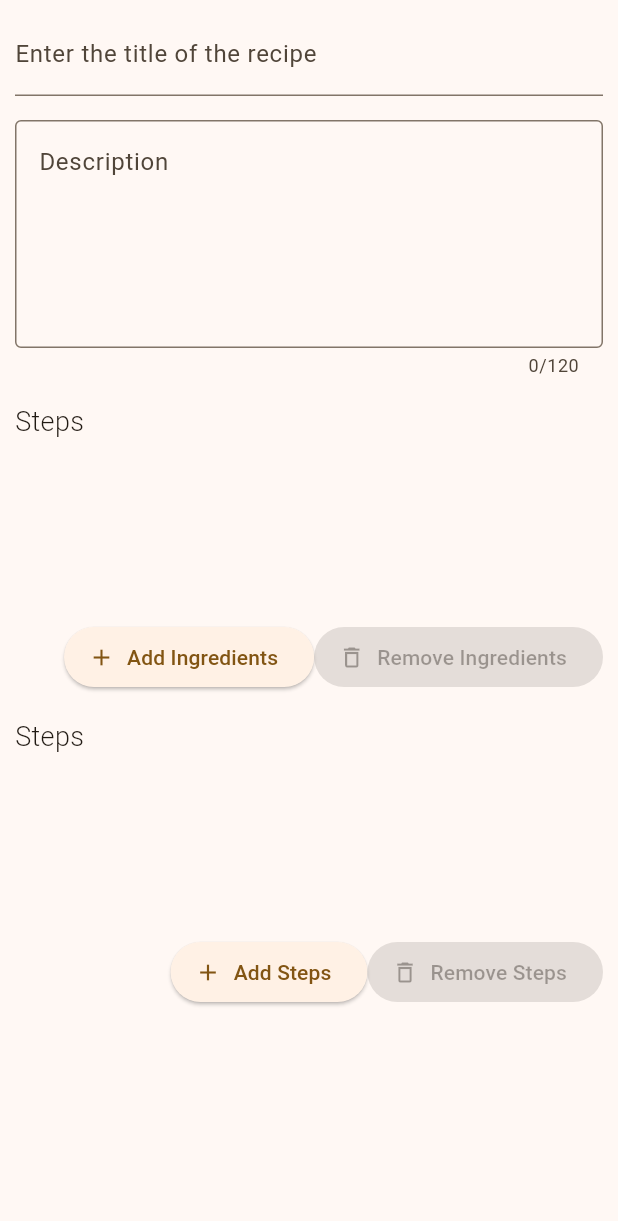
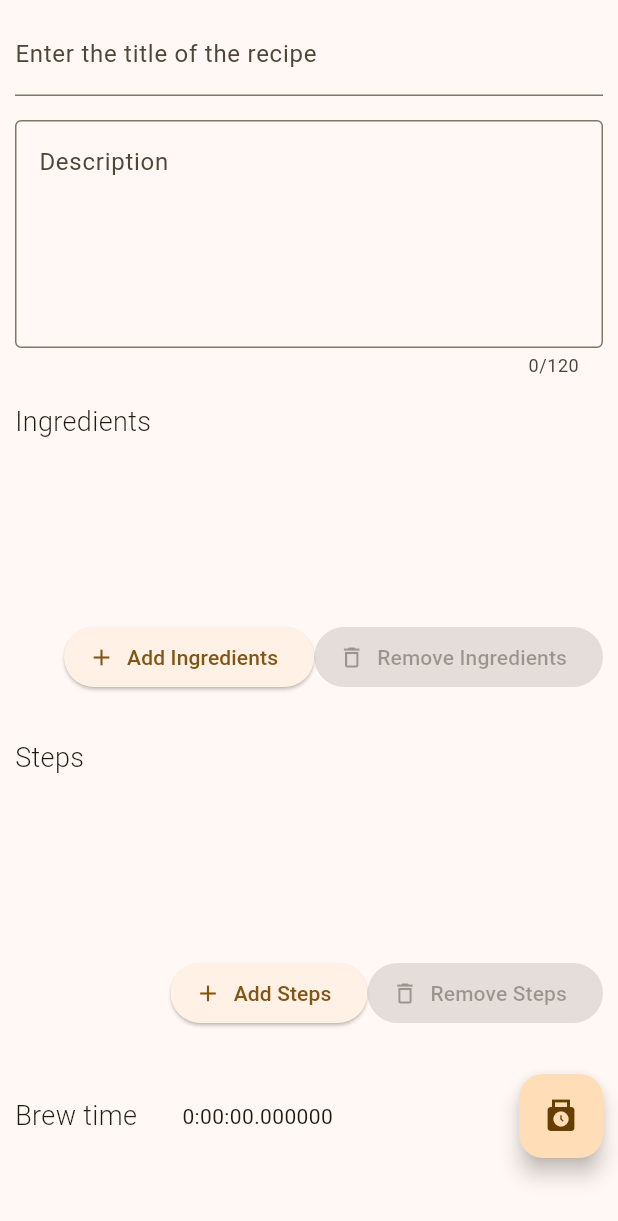
Before and after one commit to Pflipper55/CoffeeNote, a Flutter app: the AddPage widget shown alone on an empty page, opened directly, on a phone screen of 412 x 824 dp. Shown: the top 1221 px of the screen. Run offline on Flutter 3.47's test engine with Material 3 defaults, Android fonts, the light colour scheme and no system bars; our stand-ins replace flutter_riverpod, riverpod_annotation; missing offline and left inert: const_date_time, duration_picker.

Commit message:
Refacotr & brewtime

```diff
--- a/coffee_note/lib/models/recipes/recipe_add_form_state.dart
+++ b/coffee_note/lib/models/recipes/recipe_add_form_state.dart
@@ -6,7 +6,7 @@ class RecipeAddFormState {
   String description;
   List<Ingredient> ingredients;
   List<RecipeStep> steps;
-  int brewTime;
+  Duration brewTime;
   double brewTemperature;
   String notes;
 
@@ -15,7 +15,7 @@ class RecipeAddFormState {
     this.description = '',
     this.ingredients = const [],
     this.steps = const [],
-    this.brewTime = 0,
+    this.brewTime = const Duration(),
     this.brewTemperature = 0.0,
     this.notes = '',
   });
@@ -25,7 +25,7 @@ class RecipeAddFormState {
     String? description,
     List<Ingredient>? ingredients,
     List<RecipeStep>? steps,
-    int? brewTime,
+    Duration? brewTime,
     double? brewTemperature,
     String? notes,
   }) {
--- a/coffee_note/lib/models/recipes/recipe_note.dart
+++ b/coffee_note/lib/models/recipes/recipe_note.dart
@@ -8,7 +8,7 @@ class RecipeNote {
   final String description;
   final List<Ingredient> ingredients;
   final List<RecipeStep> steps;
-  final DateTime brewTime;
+  final Duration brewTime;
   final double brewTemperature; // In Celcius
   final String notes;
   final DateTime createdAt;
@@ -20,7 +20,7 @@ class RecipeNote {
     this.description = '',
     this.ingredients = const [],
     this.steps = const [],
-    this.brewTime = const ConstDateTime(0),
+    this.brewTime = const Duration(),
     this.brewTemperature = 0.0,
     this.notes = '',
     required this.createdAt,
--- a/coffee_note/lib/pages/add_page.dart
+++ b/coffee_note/lib/pages/add_page.dart
@@ -1,16 +1,17 @@
-import 'package:coffee_note/misc/modals/ingredients/add_ingredient_modal.dart';
-import 'package:coffee_note/misc/modals/ingredients/remove_ingredient_modal.dart';
-import 'package:coffee_note/misc/modals/ingredients/update_ingredient_modal.dart';
-import 'package:coffee_note/misc/modals/recipe_steps/add_recipe_steps_modal.dart';
-import 'package:coffee_note/misc/modals/recipe_steps/remove_recipe_steps_modal.dart';
-import 'package:coffee_note/misc/modals/recipe_steps/update_recipe_steps_modal.dart';
-import 'package:coffee_note/misc/widgets/form_list_widget.dart';
+import 'package:coffee_note/widgets/modals/ingredients/add_ingredient_modal.dart';
+import 'package:coffee_note/widgets/modals/ingredients/remove_ingredient_modal.dart';
+import 'package:coffee_note/widgets/modals/ingredients/update_ingredient_modal.dart';
+import 'package:coffee_note/widgets/modals/recipe_steps/add_recipe_steps_modal.dart';
+import 'package:coffee_note/widgets/modals/recipe_steps/remove_recipe_steps_modal.dart';
+import 'package:coffee_note/widgets/modals/recipe_steps/update_recipe_steps_modal.dart';
+import 'package:coffee_note/widgets/misc/form_list_widget.dart';
 import 'package:coffee_note/models/ingredients/ingredient.dart';
 import 'package:coffee_note/models/ingredients/ingredient_units.dart';
 import 'package:coffee_note/models/misc/form_list_model.dart';
 import 'package:coffee_note/models/recipes/recipe_add_form_state.dart';
 import 'package:coffee_note/models/steps/recipe_step.dart';
 import 'package:coffee_note/providers/recipe_add_form_state_provider.dart';
+import 'package:duration_picker/duration_picker.dart';
 import 'package:flutter/material.dart';
 import 'package:flutter_riverpod/flutter_riverpod.dart';
 
@@ -23,19 +24,20 @@ class _AddPageState extends ConsumerState<AddPage> {
   RecipeAddFormState state = RecipeAddFormState();
   final _formKey = GlobalKey<FormState>();
 
-  final titleController = TextEditingController();
-  final descriptionController = TextEditingController();
+  final _titleController = TextEditingController();
+  final _descriptionController = TextEditingController();
 
-  late FormListModel<Ingredient> formListIngredients;
-  late FormListModel<RecipeStep> formListSteps;
+  late FormListModel<Ingredient> _formListIngredients;
+  late FormListModel<RecipeStep> _formListSteps;
 
   @override
   Widget build(BuildContext context) {
     state = ref.watch(recipeIngredientNotifierProvider);
-    titleController.text = state.title;
-    descriptionController.text = state.description;
+    _titleController.text = state.title;
+    _descriptionController.text = state.description;
+    Duration _brewTime = state.brewTime;
 
-    formListSteps = FormListModel(
+    _formListSteps = FormListModel(
       title: "Steps",
       buildListTile: _buildStepListTile,
       models: ref.watch(recipeIngredientNotifierProvider).steps,
@@ -45,8 +47,8 @@ class _AddPageState extends ConsumerState<AddPage> {
       removeButtonText: "Remove Steps",
       canRemove: () => ref.watch(recipeIngredientNotifierProvider).steps.isNotEmpty,);
 
-    formListIngredients = FormListModel(
-      title: "Steps",
+    _formListIngredients = FormListModel(
+      title: "Ingredients",
       buildListTile: _buildIngredientListTile,
       models: ref.watch(recipeIngredientNotifierProvider).ingredients,
       addModal: AddIngredientModal(ref: ref),
@@ -66,9 +68,9 @@ class _AddPageState extends ConsumerState<AddPage> {
         child: Column(
           children: [
             TextFormField(
-              controller: titleController,
+              controller: _titleController,
               onChanged: (value) {
-                ref.watch(recipeIngredientNotifierProvider.notifier).updateTitle(titleController.text);
+                ref.watch(recipeIngredientNotifierProvider.notifier).updateTitle(_titleController.text);
               },
               decoration: const InputDecoration(
                 border: UnderlineInputBorder(),
@@ -77,9 +79,9 @@ class _AddPageState extends ConsumerState<AddPage> {
             ),
             SizedBox(height: 16),
             TextFormField(
-              controller: descriptionController,
+              controller: _descriptionController,
               onChanged: (value) {
-                ref.watch(recipeIngredientNotifierProvider.notifier).updateDescription(descriptionController.text);
+                ref.watch(recipeIngredientNotifierProvider.notifier).updateDescription(_descriptionController.text);
               },
               maxLines: 5,
               maxLength: 120,
@@ -89,9 +91,44 @@ class _AddPageState extends ConsumerState<AddPage> {
               ),
             ),
             SizedBox(height: 16),
-            FormListWidget(model: formListIngredients),
-            SizedBox(height: 16),
-            FormListWidget(model: formListSteps)
+            FormListWidget(model: _formListIngredients),
+            SizedBox(height: 30),
+            FormListWidget(model: _formListSteps),
+            SizedBox(height: 30),
+            Row(
+              mainAxisAlignment: MainAxisAlignment.spaceBetween,
+              children: [
+                Row(
+                  spacing: 30.0,
+                  children: [
+                    Text(
+                      "Brew time",
+                      style: TextStyle(
+                        fontSize: 18,
+                        fontWeight: FontWeight.w300,
+                      ),
+                    ),
+                    Text("${ref.watch(recipeIngredientNotifierProvider).brewTime}"),
+                  ]
+                ),
+                FloatingActionButton(
+                  onPressed: () async {
+                    var resultingDuration = await showDurationPicker(
+                      baseUnit: BaseUnit.second,
+                      context: context,
+                      initialTime: Duration(seconds: 0)
+                    );
+                    setState(() {
+                      var oldValue = ref.read(recipeIngredientNotifierProvider).brewTime;
+                      ref.read(recipeIngredientNotifierProvider.notifier).updateBrewTime(resultingDuration ?? oldValue);
+                    });
+                  },
+                  tooltip: "Set brew time",
+                  child: Icon(Icons.punch_clock),
+                )
+
+              ]
+            )
           ],
         ),
       ),
--- a/coffee_note/lib/providers/recipe_add_form_state_provider.dart
+++ b/coffee_note/lib/providers/recipe_add_form_state_provider.dart
@@ -70,6 +70,10 @@ class RecipeAddFormStateProvider extends Notifier<RecipeAddFormState> {
     }
   }
 
+  void updateBrewTime(Duration newDuration){
+    state = state.copyWith(brewTime: newDuration);
+  }
+
   /// Gibt die nächste freie Ingredient-ID zurück.
   int getNextIngredientId() {
     return state.ingredients.isNotEmpty
@@ -77,7 +81,7 @@ class RecipeAddFormStateProvider extends Notifier<RecipeAddFormState> {
         : 1;
   }
 
-    int getNextStepId() {
+  int getNextStepId() {
     return state.steps.isNotEmpty
         ? state.steps.map((i) => i.id).reduce((a, b) => a > b ? a : b) + 1
         : 1;
--- a/coffee_note/pubspec.yaml
+++ b/coffee_note/pubspec.yaml
@@ -35,6 +35,7 @@ dependencies:
   flutter_riverpod: ^2.6.1
   riverpod_annotation: ^2.6.1
   const_date_time: ^1.1.0
+  duration_picker: ^1.2.0
 
 dev_dependencies:
   flutter_test:
```
Also changed, not shown: coffee_note/lib/widgets/modals/recipe_steps/update_recipe_steps_modal.dart (renamed from coffee_note/lib/misc/modals/recipe_steps/update_recipe_steps_modal.dart, +8 -14 lines), coffee_note/lib/widgets/misc/form_list_widget.dart (renamed from coffee_note/lib/misc/widgets/form_list_widget.dart), coffee_note/lib/widgets/modals/ingredients/add_ingredient_modal.dart (renamed from coffee_note/lib/misc/modals/ingredients/add_ingredient_modal.dart), coffee_note/lib/widgets/modals/ingredients/remove_ingredient_modal.dart (renamed from coffee_note/lib/misc/modals/ingredients/remove_ingredient_modal.dart), coffee_note/lib/widgets/modals/ingredients/update_ingredient_modal.dart (renamed from coffee_note/lib/misc/modals/ingredients/update_ingredient_modal.dart), coffee_note/lib/widgets/modals/recipe_steps/add_recipe_steps_modal.dart (renamed from coffee_note/lib/misc/modals/recipe_steps/add_recipe_steps_modal.dart), coffee_note/lib/widgets/modals/recipe_steps/remove_recipe_steps_modal.dart (renamed from coffee_note/lib/misc/modals/recipe_steps/remove_recipe_steps_modal.dart), coffee_note/pubspec.lock.
